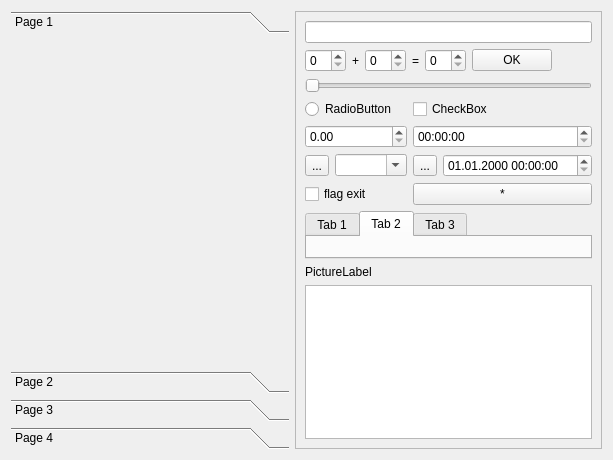
RinatB2017/mega_GIT, file Qt/my_programm/_For_tests/src/for_tests_mainbox/src/ui/for_tests_mainbox.ui: the form before one commit.
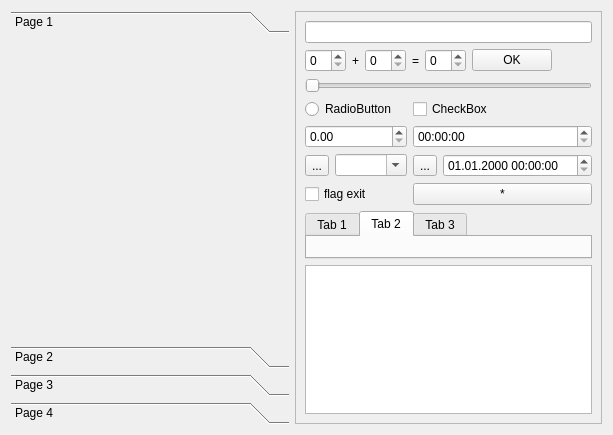
The form after the commit. Icons and pictures are not drawn. Custom widgets are drawn as their Qt base class.

Patch:
```diff
--- a/Qt/my_programm/_For_tests/src/for_tests_mainbox/src/ui/for_tests_mainbox.ui
+++ b/Qt/my_programm/_For_tests/src/for_tests_mainbox/src/ui/for_tests_mainbox.ui
@@ -7,7 +7,7 @@
     <x>0</x>
     <y>0</y>
     <width>613</width>
-    <height>460</height>
+    <height>435</height>
    </rect>
   </property>
   <layout class="QHBoxLayout" name="horizontalLayout">
@@ -22,7 +22,7 @@
         <x>0</x>
         <y>0</y>
         <width>192</width>
-        <height>316</height>
+        <height>291</height>
        </rect>
       </property>
       <attribute name="label">
@@ -261,13 +261,6 @@
         </widget>
        </widget>
       </item>
-      <item>
-       <widget class="PictureLabel" name="picture_label">
-        <property name="text">
-         <string>PictureLabel</string>
-        </property>
-       </widget>
-      </item>
       <item>
        <widget class="QTextEdit" name="te_test"/>
       </item>
@@ -279,13 +272,6 @@
    </item>
   </layout>
  </widget>
- <customwidgets>
-  <customwidget>
-   <class>PictureLabel</class>
-   <extends>QLabel</extends>
-   <header>picturelabel.hpp</header>
-  </customwidget>
- </customwidgets>
  <tabstops>
   <tabstop>sb_1</tabstop>
   <tabstop>sb_2</tabstop>
```
